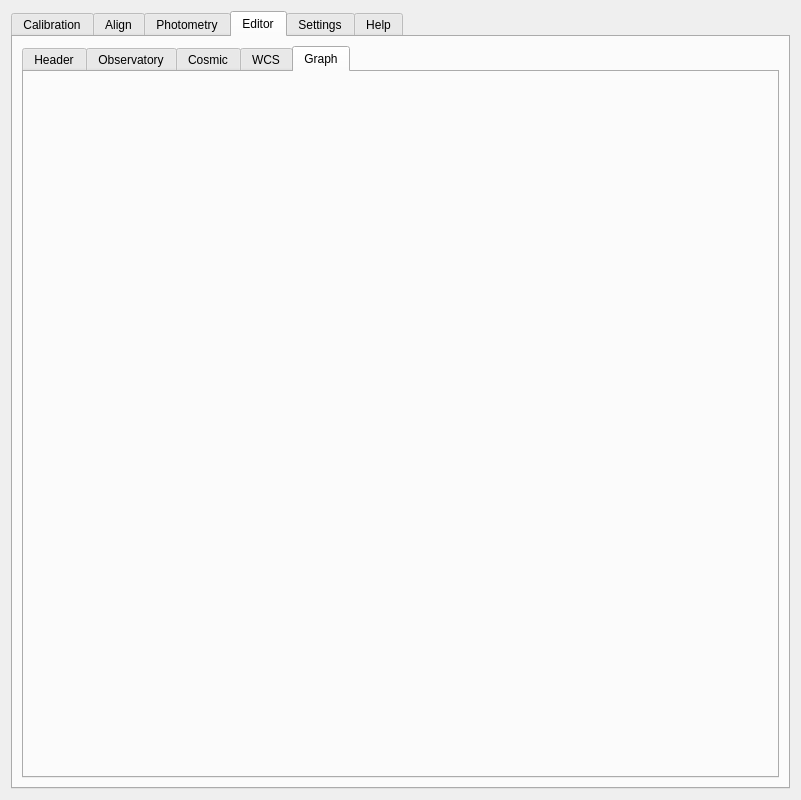
First picture: the form in myraf.ui, repository yucelkilic/myrafproject, before the edit.
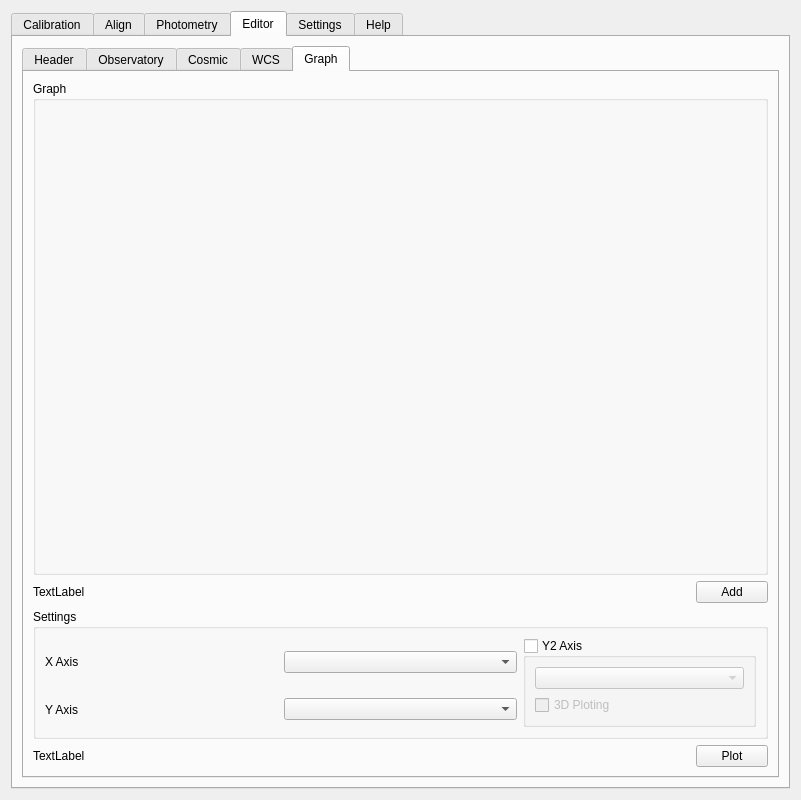
Second picture: the form after the edit. The open tabs and pages were chosen to show the change. Icons and pictures are not drawn. Custom widgets are drawn as their Qt base class.

Commit message:
Graph Tab
GUI designed for Graph tab
Some of triggers added to Graph tab.
Alipy, LA. Cosmic Cleaner and Astrometry.net tabs added to Help section and added some content.

Diff of the .ui file:
```diff
--- a/myraf.ui
+++ b/myraf.ui
@@ -1616,6 +1616,133 @@
           <attribute name="title">
            <string>Graph</string>
           </attribute>
+          <layout class="QGridLayout" name="gridLayout_73">
+           <item row="0" column="0" colspan="2">
+            <widget class="QGroupBox" name="groupBox_27">
+             <property name="title">
+              <string>Graph</string>
+             </property>
+             <layout class="QGridLayout" name="gridLayout_67">
+              <item row="0" column="0">
+               <widget class="gingaWidget" name="disp_photometry_2" native="true">
+                <property name="sizePolicy">
+                 <sizepolicy hsizetype="Expanding" vsizetype="Expanding">
+                  <horstretch>0</horstretch>
+                  <verstretch>0</verstretch>
+                 </sizepolicy>
+                </property>
+               </widget>
+              </item>
+             </layout>
+            </widget>
+           </item>
+           <item row="1" column="0">
+            <widget class="QLabel" name="label_31">
+             <property name="text">
+              <string>TextLabel</string>
+             </property>
+            </widget>
+           </item>
+           <item row="1" column="1">
+            <widget class="QPushButton" name="pushButton_44">
+             <property name="minimumSize">
+              <size>
+               <width>72</width>
+               <height>0</height>
+              </size>
+             </property>
+             <property name="maximumSize">
+              <size>
+               <width>72</width>
+               <height>16777215</height>
+              </size>
+             </property>
+             <property name="text">
+              <string>Add</string>
+             </property>
+            </widget>
+           </item>
+           <item row="2" column="0" colspan="2">
+            <widget class="QGroupBox" name="groupBox_28">
+             <property name="title">
+              <string>Settings</string>
+             </property>
+             <layout class="QGridLayout" name="gridLayout_72">
+              <item row="0" column="0">
+               <widget class="QLabel" name="label_34">
+                <property name="text">
+                 <string>X Axis</string>
+                </property>
+               </widget>
+              </item>
+              <item row="0" column="1">
+               <widget class="QComboBox" name="comboBox_13"/>
+              </item>
+              <item row="0" column="2" rowspan="2">
+               <widget class="QGroupBox" name="groupBox_29">
+                <property name="title">
+                 <string>Y2 Axis</string>
+                </property>
+                <property name="checkable">
+                 <bool>true</bool>
+                </property>
+                <property name="checked">
+                 <bool>false</bool>
+                </property>
+                <layout class="QGridLayout" name="gridLayout_70">
+                 <item row="0" column="0">
+                  <widget class="QComboBox" name="comboBox_15"/>
+                 </item>
+                 <item row="1" column="0">
+                  <widget class="QCheckBox" name="checkBox_7">
+                   <property name="text">
+                    <string>3D Ploting</string>
+                   </property>
+                  </widget>
+                 </item>
+                </layout>
+               </widget>
+              </item>
+              <item row="1" column="0">
+               <widget class="QLabel" name="label_41">
+                <property name="text">
+                 <string>Y Axis</string>
+                </property>
+               </widget>
+              </item>
+              <item row="1" column="1">
+               <widget class="QComboBox" name="comboBox_14"/>
+              </item>
+             </layout>
+            </widget>
+           </item>
+           <item row="3" column="0">
+            <widget class="QLabel" name="label_43">
+             <property name="text">
+              <string>TextLabel</string>
+             </property>
+            </widget>
+           </item>
+           <item row="3" column="1">
+            <widget class="QPushButton" name="pushButton_45">
+             <property name="minimumSize">
+              <size>
+               <width>72</width>
+               <height>0</height>
+              </size>
+             </property>
+             <property name="maximumSize">
+              <size>
+               <width>72</width>
+               <height>16777215</height>
+              </size>
+             </property>
+             <property name="text">
+              <string>Plot</string>
+             </property>
+            </widget>
+           </item>
+          </layout>
          </widget>
         </widget>
        </item>
```
Left out of the diff: 75 changed lines with no effect on the pictures. The commit also changes 7 other files.
